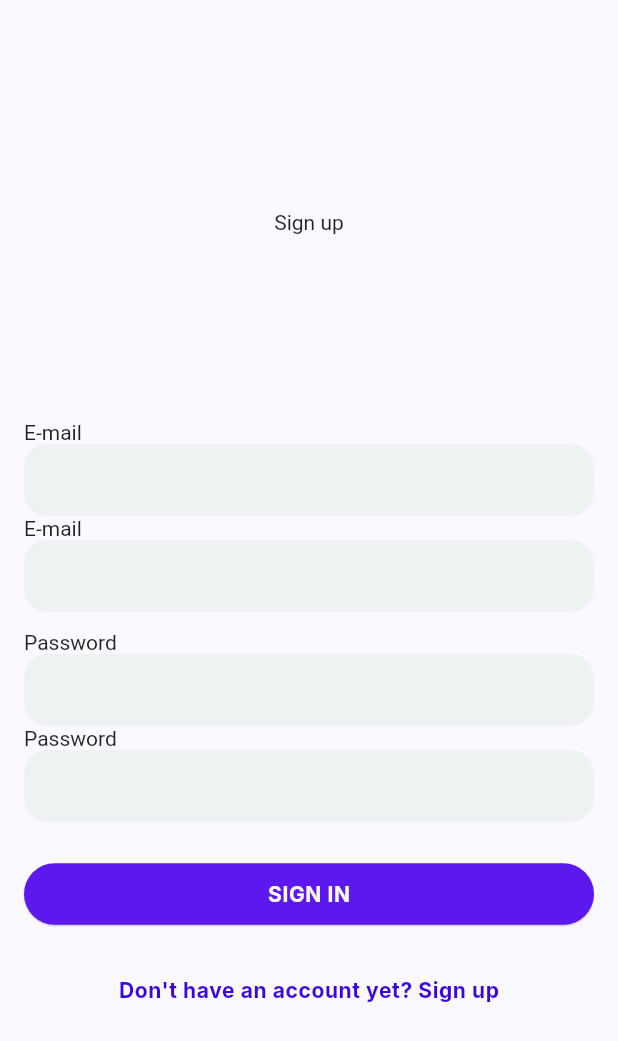
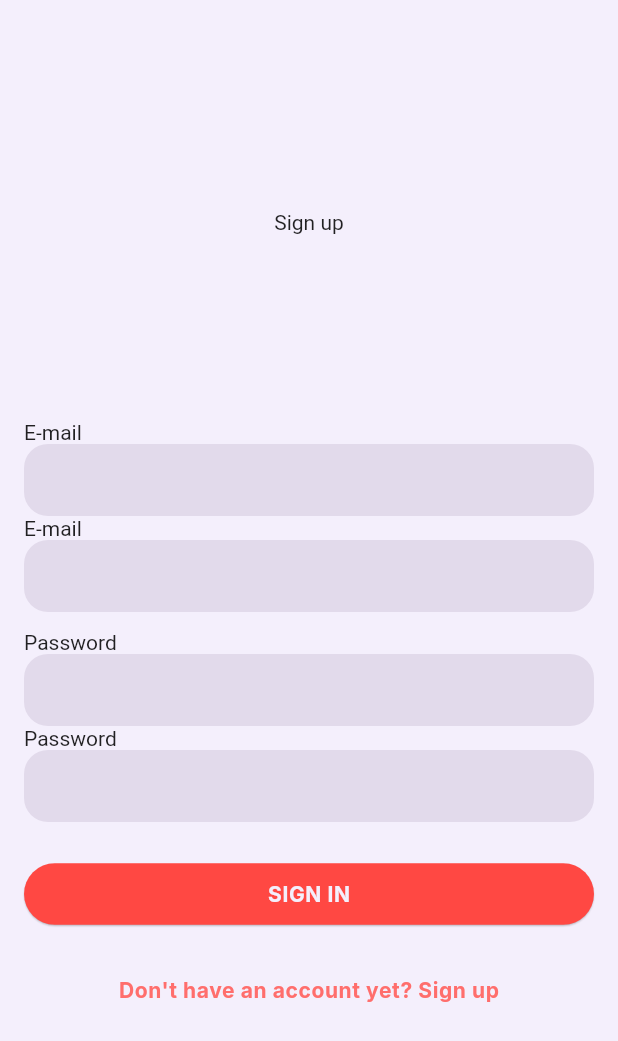
Before and after one commit to SofieTorch/flashcards_colab, a Flutter app: the screen it shows after launch, after a tap on "Don't have an account yet? Sign up", on a phone screen of 412 x 824 dp. Shown: the top 1041 px of the screen. Run offline on Flutter 3.47's test engine with Material 2 defaults, Android fonts, the phone set to English and light mode, and no system bars; our stand-ins replace appwrite, bloc, connectivity_plus, equatable, flutter_bloc, flutter_speed_dial and 5 more; generated files the repository leaves out were written again; network calls fail.

Commit message:
improve the ui a little bit

```diff
--- a/lib/app/view/root_page.dart
+++ b/lib/app/view/root_page.dart
@@ -20,9 +20,25 @@ class RootPage extends StatelessWidget {
           bottom: TabBar(
             indicatorWeight: 4,
             tabs: [
-              Tab(text: l10n.studyTabLabel),
-              Tab(text: l10n.teamsTabLabel),
-              Tab(text: l10n.decksTabLabel),
+              // Tab(height: 36, text: l10n.studyTabLabel),
+              Tab(
+                height: 42,
+                child: Align(
+                  child: Text(l10n.studyTabLabel),
+                ),
+              ),
+              Tab(
+                height: 42,
+                child: Align(
+                  child: Text(l10n.teamsTabLabel),
+                ),
+              ),
+              Tab(
+                height: 42,
+                child: Align(
+                  child: Text(l10n.decksTabLabel),
+                ),
+              ),
             ],
           ),
           actions: [
--- a/lib/data/providers/teams_provider.dart
+++ b/lib/data/providers/teams_provider.dart
@@ -53,4 +53,8 @@ class TeamsProvider {
   Future<void> delete(String teamId) async {
     await teams.delete(teamId: teamId);
   }
+
+  Future<Team> getTeam(String teamId) {
+    return teams.get(teamId: teamId);
+  }
 }
--- a/lib/models/team.dart
+++ b/lib/models/team.dart
@@ -5,24 +5,28 @@ class Team extends Equatable {
     this.name = '',
     this.description = '',
     this.id = '',
+    this.members = 0,
   });
 
   final String name;
   final String description;
   final String id;
+  final int members;
 
   Team copyWith({
     String? name,
     String? description,
     String? id,
+    int? members,
   }) {
     return Team(
       name: name ?? this.name,
       description: description ?? this.description,
       id: id ?? this.id,
+      members: members ?? this.members,
     );
   }
 
   @override
-  List<Object?> get props => [name, description, id];
+  List<Object?> get props => [name, description, id, members];
 }
--- a/lib/theme/app_colors.dart
+++ b/lib/theme/app_colors.dart
@@ -1,36 +1,40 @@
 import 'package:flutter/material.dart';
 
 abstract class AppColors {
-  static const Color white = Color(0xFFF9F9FF);
+  static const Color white = Color(0xFFf4effc);
   static const Color mirage = Color(0xFF181D2E);
-  static const int _indigoBase = 0xFF3A05E1;
-  static const int _malibuBase = 0xFF6e99ff;
+  static const int _malibuBase = 0xFF56608c;
+
+  static const Color headline = Color(0xff1f1235);
+  static const Color body = Color(0xff1b1425);
+
+  static const Color snuff = Color(0xFFe2daeb);
 
   static const indigo = MaterialColor(
-    _indigoBase,
+    0xffff6e6c,
     <int, Color>{
-      50: Color(0xFFEFE6FD),
-      100: Color(0xFFE8E0FF),
-      200: Color(0xFFB697F7),
-      300: Color(0xFF976AF5),
-      400: Color(0xFF6232FA),
-      500: Color(0xFF5D18EF),
-      600: Color(0xFF4F13E9),
-      700: Color(_indigoBase),
-      800: Color(0xFF1200DC),
-      900: Color(0xFF0000D6),
+      50: Color(0xFFffebee),
+      100: Color(0xFFffcdd1),
+      200: Color(0xFFff9996),
+      300: Color(0xffff6e6c),
+      400: Color(0xFFff4843),
+      500: Color(0xFFff278a),
+      600: Color(0xFFf02586),
+      700: Color(0xffd8237e),
+      800: Color(0xFFd8237e),
+      900: Color(0xFFc12279),
     },
   );
 
   static const malibu = MaterialColor(
     _malibuBase,
     <int, Color>{
-      50: Color(0xFFE7F3FF),
-      100: Color(0xFFc7e0ff),
-      200: Color(0xFFa5cdff),
-      300: Color(0xFF87b9ff),
-      400: Color(0xFF76a9ff),
-      500: Color(_malibuBase),
+      50: Color(0xFFe6e8ee),
+      100: Color(0xFFc0c5d6),
+      200: Color(0xFF989fba),
+      300: Color(0xFF727b9f),
+      400: Color(_malibuBase),
+      500: Color(0xFF3b467b),
     },
   );
 
--- a/lib/theme/app_text_style.dart
+++ b/lib/theme/app_text_style.dart
@@ -11,27 +11,27 @@ abstract class AppFontWeight {
 
 abstract class AppTextStyle {
   static final _bodyTextStyle = GoogleFonts.inter(
-    color: AppColors.mirage,
+    color: AppColors.body,
     fontSize: 16,
     fontWeight: AppFontWeight.regular,
   );
 
   static final _headerTextStyle = GoogleFonts.poppins(
-    color: AppColors.mirage,
-    fontSize: 20,
+    color: AppColors.headline,
+    fontSize: 18,
     fontWeight: AppFontWeight.semibold,
   );
 
   static TextStyle get headline1 {
     return _headerTextStyle.copyWith(
-      fontSize: 28,
+      fontSize: 26,
       letterSpacing: 0.07,
     );
   }
 
   static TextStyle get headline2 {
     return _headerTextStyle.copyWith(
-      fontSize: 24,
+      fontSize: 22,
       letterSpacing: 0.12,
     );
   }
@@ -45,6 +45,7 @@ abstract class AppTextStyle {
   static TextStyle get subtitle1 {
     return _bodyTextStyle.copyWith(
       letterSpacing: 0.03,
+      color: AppColors.body,
     );
   }
 
@@ -59,6 +60,7 @@ abstract class AppTextStyle {
       fontWeight: AppFontWeight.bold,
       fontSize: 14,
       letterSpacing: 0.4,
+      color: AppColors.headline,
     );
   }
 
--- a/lib/theme/app_theme.dart
+++ b/lib/theme/app_theme.dart
@@ -20,21 +20,29 @@ abstract class AppTheme {
     primarySwatch: AppColors.indigo,
     backgroundColor: AppColors.white,
     scaffoldBackgroundColor: AppColors.white,
-    appBarTheme: const AppBarTheme(
-      color: AppColors.white,
-      foregroundColor: AppColors.indigo,
-      iconTheme: IconThemeData(color: AppColors.indigo),
+    appBarTheme: AppBarTheme(
+      color: AppColors.indigo.shade200,
+      foregroundColor: AppColors.headline,
+      iconTheme: const IconThemeData(color: AppColors.headline),
       elevation: 0.5,
     ),
     tabBarTheme: TabBarTheme(
-      unselectedLabelColor: AppColors.indigo.shade300,
-      labelColor: AppColors.indigo,
+      unselectedLabelColor: AppColors.indigo.shade50,
+      labelColor: AppColors.headline,
       labelStyle: lightTextTheme.button,
       unselectedLabelStyle: lightTextTheme.button,
+      indicatorSize: TabBarIndicatorSize.label,
+      indicator: const BoxDecoration(
+        borderRadius: BorderRadius.only(
+          topLeft: Radius.circular(18),
+          topRight: Radius.circular(18),
+        ),
+        color: AppColors.white,
+      ),
     ),
     elevatedButtonTheme: ElevatedButtonThemeData(
       style: ButtonStyle(
-        backgroundColor: MaterialStateProperty.all(AppColors.indigo.shade500),
+        backgroundColor: MaterialStateProperty.all(AppColors.indigo.shade400),
         foregroundColor: MaterialStateProperty.all(AppColors.white),
         elevation: MaterialStateProperty.all(0.5),
         shape: MaterialStateProperty.all(const StadiumBorder()),
@@ -75,7 +83,7 @@ abstract class AppTheme {
     ),
     inputDecorationTheme: InputDecorationTheme(
       filled: true,
-      fillColor: AppColors.grey.shade50,
+      fillColor: AppColors.snuff,
       enabledBorder: OutlineInputBorder(
         borderSide: const BorderSide(color: Colors.transparent),
         borderRadius: BorderRadius.circular(16),
@@ -93,5 +101,13 @@ abstract class AppTheme {
         color: AppColors.grey.shade400,
       ),
     ),
+    bottomSheetTheme: const BottomSheetThemeData(
+      backgroundColor: AppColors.white,
+      shape: RoundedRectangleBorder(
+        borderRadius: BorderRadius.vertical(
+          top: Radius.circular(24),
+        ),
+      ),
+    ),
   );
 }
```
Also changed, not shown: lib/data/repositories/teams_repository.dart (+4 -3 lines), lib/deck/widgets/flashcard_list_item.dart (+13 -1 lines), lib/teams/pages/teams_page.dart (+7 -1 lines), lib/teams/widgets/bottom_sheet_new_team.dart (+10 -1 lines), lib/teams/widgets/team_list_item.dart (+44 -3 lines).
